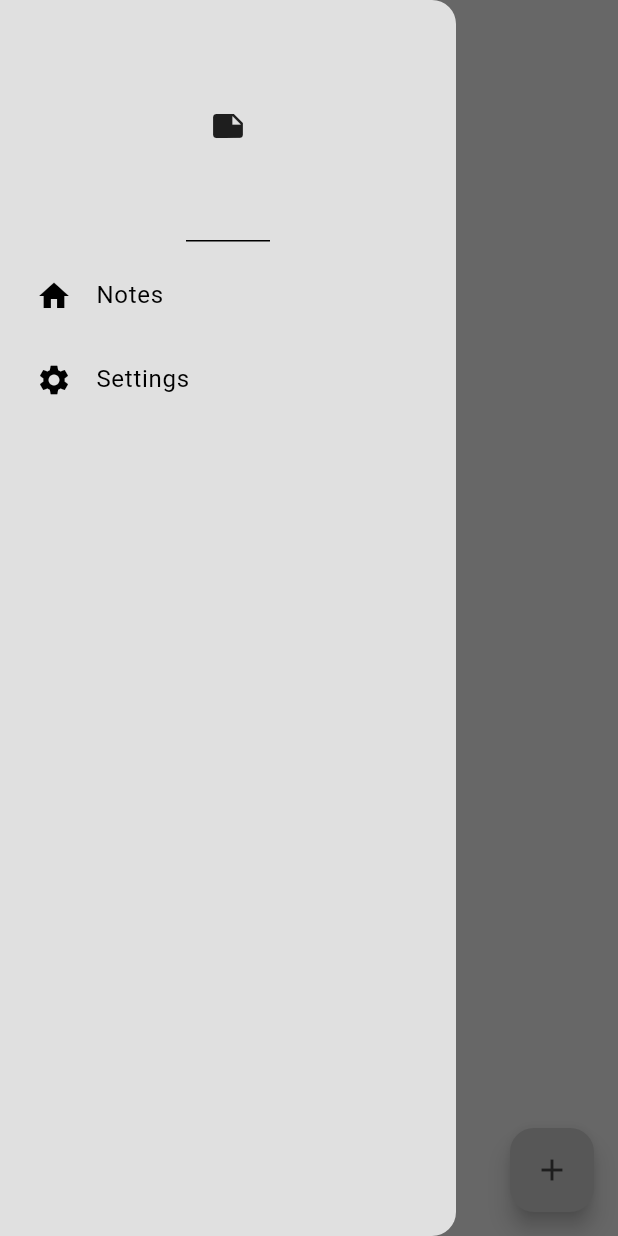
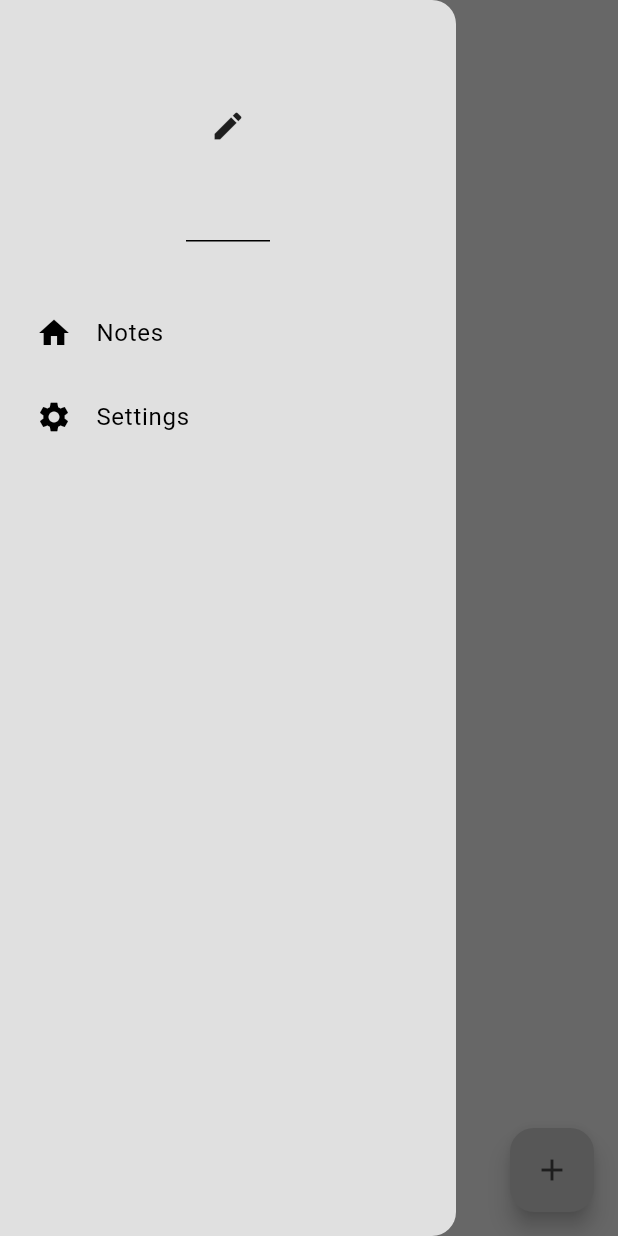
Before and after one commit to Odhi-ambo/crud_ops_with_isar_db, a Flutter app: the screen it shows after launch, with the side drawer open, on a phone screen of 412 x 824 dp. Run offline on Flutter 3.47's test engine with Material 3 defaults, Android fonts, the phone set to English and light mode, and no system bars; our stand-ins replace google_fonts, isar, popover; accounts and stored records are empty; generated files the repository leaves out were written again.

Commit message:
Initial commit

```diff
--- a/lib/components/drawer.dart
+++ b/lib/components/drawer.dart
@@ -13,7 +13,10 @@ class MyDrawer extends StatelessWidget {
         children: [
           //header
           const DrawerHeader(
-            child: Icon(Icons.note),
+            child: Icon(Icons.edit),
+          ),
+          const SizedBox(
+            height: 25,
           ),
           //notes title
           DrawerTile(
@@ -29,8 +32,10 @@ class MyDrawer extends StatelessWidget {
                 Navigator.pop(context);
 
                 //navigate to settings page
-                Navigator.push(context,
-                    MaterialPageRoute(builder: (context) => const SettingsPage()));
+                Navigator.push(
+                    context,
+                    MaterialPageRoute(
+                        builder: (context) => const SettingsPage()));
               })
 
           //notes settings
```
